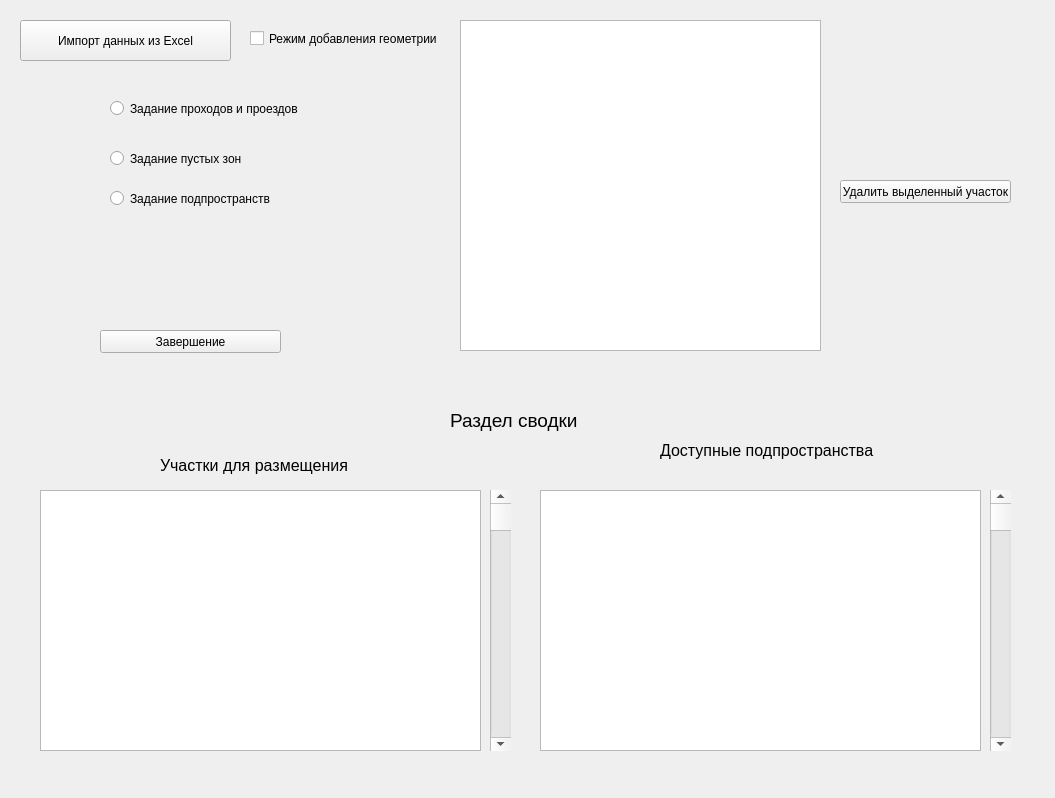
Qt form PreProcessWindow.ui (tarousinsk1997/Genetic_Layout) before a commit.
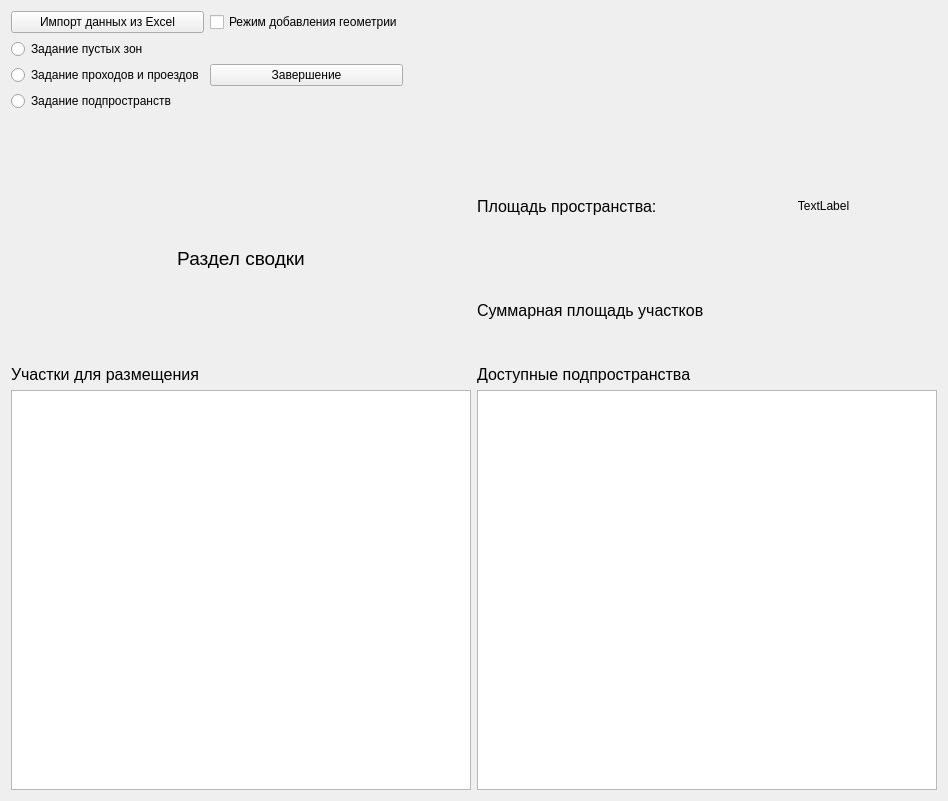
The same form after that commit.

What changed in the file:
```diff
--- a/PreProcessWindow.ui
+++ b/PreProcessWindow.ui
@@ -6,232 +6,256 @@
    <rect>
     <x>0</x>
     <y>0</y>
-    <width>1055</width>
-    <height>798</height>
+    <width>948</width>
+    <height>801</height>
    </rect>
   </property>
   <property name="windowTitle">
    <string>Form</string>
   </property>
-  <widget class="QTableWidget" name="SIte_Table">
-   <property name="geometry">
-    <rect>
-     <x>40</x>
-     <y>490</y>
-     <width>441</width>
-     <height>261</height>
-    </rect>
-   </property>
-  </widget>
-  <widget class="QLabel" name="label">
-   <property name="geometry">
-    <rect>
-     <x>580</x>
-     <y>30</y>
-     <width>421</width>
-     <height>31</height>
-    </rect>
-   </property>
-   <property name="font">
-    <font>
-     <pointsize>14</pointsize>
-    </font>
-   </property>
-   <property name="text">
-    <string/>
-   </property>
-  </widget>
-  <widget class="QScrollBar" name="verticalScrollBar">
-   <property name="geometry">
-    <rect>
-     <x>990</x>
-     <y>490</y>
-     <width>21</width>
-     <height>261</height>
-    </rect>
-   </property>
-   <property name="orientation">
-    <enum>Qt::Vertical</enum>
-   </property>
-  </widget>
-  <widget class="QTableWidget" name="tableWidget_3">
-   <property name="geometry">
-    <rect>
-     <x>460</x>
-     <y>20</y>
-     <width>361</width>
-     <height>331</height>
-    </rect>
-   </property>
-  </widget>
-  <widget class="QLabel" name="label_2">
-   <property name="geometry">
-    <rect>
-     <x>450</x>
-     <y>410</y>
-     <width>151</width>
-     <height>21</height>
-    </rect>
-   </property>
-   <property name="font">
-    <font>
-     <pointsize>14</pointsize>
-    </font>
-   </property>
-   <property name="text">
-    <string>Раздел сводки</string>
-   </property>
-  </widget>
-  <widget class="QTableWidget" name="Areas_Table">
-   <property name="geometry">
-    <rect>
-     <x>540</x>
-     <y>490</y>
-     <width>441</width>
-     <height>261</height>
-    </rect>
-   </property>
-  </widget>
-  <widget class="QScrollBar" name="verticalScrollBar_2">
-   <property name="geometry">
-    <rect>
-     <x>490</x>
-     <y>490</y>
-     <width>21</width>
-     <height>261</height>
-    </rect>
-   </property>
-   <property name="orientation">
-    <enum>Qt::Vertical</enum>
-   </property>
-  </widget>
-  <widget class="QLabel" name="label_3">
-   <property name="geometry">
-    <rect>
-     <x>160</x>
-     <y>450</y>
-     <width>211</width>
-     <height>31</height>
-    </rect>
-   </property>
-   <property name="font">
-    <font>
-     <pointsize>12</pointsize>
-    </font>
-   </property>
-   <property name="text">
-    <string>Участки для размещения</string>
-   </property>
-  </widget>
-  <widget class="QLabel" name="label_4">
-   <property name="geometry">
-    <rect>
-     <x>660</x>
-     <y>430</y>
-     <width>231</width>
-     <height>41</height>
-    </rect>
-   </property>
-   <property name="font">
-    <font>
-     <pointsize>12</pointsize>
-    </font>
-   </property>
-   <property name="text">
-    <string>Доступные подпространства</string>
-   </property>
-  </widget>
-  <widget class="QPushButton" name="ExcelImportBtn">
-   <property name="geometry">
-    <rect>
-     <x>20</x>
-     <y>20</y>
-     <width>211</width>
-     <height>41</height>
-    </rect>
-   </property>
-   <property name="text">
-    <string>Импорт данных из Excel</string>
-   </property>
-  </widget>
-  <widget class="QCheckBox" name="checkBox_spaceedit">
-   <property name="geometry">
-    <rect>
-     <x>250</x>
-     <y>30</y>
-     <width>191</width>
-     <height>17</height>
-    </rect>
-   </property>
-   <property name="text">
-    <string>Режим добавления геометрии</string>
-   </property>
-  </widget>
-  <widget class="QRadioButton" name="radioRoad">
-   <property name="geometry">
-    <rect>
-     <x>110</x>
-     <y>100</y>
-     <width>191</width>
-     <height>17</height>
-    </rect>
-   </property>
-   <property name="text">
-    <string>Задание проходов и проездов</string>
-   </property>
-  </widget>
-  <widget class="QRadioButton" name="radioVoid">
-   <property name="geometry">
-    <rect>
-     <x>110</x>
-     <y>150</y>
-     <width>191</width>
-     <height>17</height>
-    </rect>
-   </property>
-   <property name="text">
-    <string>Задание пустых зон</string>
-   </property>
-  </widget>
-  <widget class="QRadioButton" name="radioSubArea">
-   <property name="geometry">
-    <rect>
-     <x>110</x>
-     <y>190</y>
-     <width>181</width>
-     <height>17</height>
-    </rect>
-   </property>
-   <property name="text">
-    <string>Задание подпространств</string>
-   </property>
-  </widget>
-  <widget class="QPushButton" name="DeleteAreasBtn">
-   <property name="geometry">
-    <rect>
-     <x>840</x>
-     <y>180</y>
-     <width>171</width>
-     <height>23</height>
-    </rect>
-   </property>
-   <property name="text">
-    <string>Удалить выделенный участок</string>
-   </property>
-  </widget>
-  <widget class="QPushButton" name="PreExitBtn">
-   <property name="geometry">
-    <rect>
-     <x>100</x>
-     <y>330</y>
-     <width>181</width>
-     <height>23</height>
-    </rect>
-   </property>
-   <property name="text">
-    <string>Завершение</string>
-   </property>
-  </widget>
+  <layout class="QVBoxLayout" name="verticalLayout_2">
+   <item>
+    <layout class="QHBoxLayout" name="horizontalLayout_2">
+     <item>
+      <layout class="QGridLayout" name="gridLayout">
+       <item row="0" column="0">
+        <widget class="QPushButton" name="ExcelImportBtn">
+         <property name="sizePolicy">
+          <sizepolicy hsizetype="Preferred" vsizetype="Fixed">
+           <horstretch>0</horstretch>
+           <verstretch>0</verstretch>
+          </sizepolicy>
+         </property>
+         <property name="text">
+          <string>Импорт данных из Excel</string>
+         </property>
+        </widget>
+       </item>
+       <item row="0" column="1">
+        <widget class="QCheckBox" name="checkBox_spaceedit">
+         <property name="text">
+          <string>Режим добавления геометрии</string>
+         </property>
+        </widget>
+       </item>
+       <item row="1" column="1">
+        <widget class="QPushButton" name="PreExitBtn">
+         <property name="text">
+          <string>Завершение</string>
+         </property>
+        </widget>
+       </item>
+       <item row="1" column="0">
+        <layout class="QVBoxLayout" name="verticalLayout">
+         <item>
+          <widget class="QRadioButton" name="radioVoid">
+           <property name="text">
+            <string>Задание пустых зон</string>
+           </property>
+          </widget>
+         </item>
+         <item>
+          <widget class="QRadioButton" name="radioRoad">
+           <property name="text">
+            <string>Задание проходов и проездов</string>
+           </property>
+          </widget>
+         </item>
+         <item>
+          <widget class="QRadioButton" name="radioSubArea">
+           <property name="text">
+            <string>Задание подпространств</string>
+           </property>
+          </widget>
+         </item>
+        </layout>
+       </item>
+      </layout>
+     </item>
+     <item>
+      <spacer name="horizontalSpacer_2">
+       <property name="orientation">
+        <enum>Qt::Horizontal</enum>
+       </property>
+       <property name="sizeType">
+        <enum>QSizePolicy::MinimumExpanding</enum>
+       </property>
+       <property name="sizeHint" stdset="0">
+        <size>
+         <width>40</width>
+         <height>20</height>
+        </size>
+       </property>
+      </spacer>
+     </item>
+    </layout>
+   </item>
+   <item>
+    <spacer name="verticalSpacer">
+     <property name="orientation">
+      <enum>Qt::Vertical</enum>
+     </property>
+     <property name="sizeType">
+      <enum>QSizePolicy::Fixed</enum>
+     </property>
+     <property name="sizeHint" stdset="0">
+      <size>
+       <width>20</width>
+       <height>40</height>
+      </size>
+     </property>
+    </spacer>
+   </item>
+   <item>
+    <layout class="QHBoxLayout" name="horizontalLayout">
+     <item>
+      <widget class="QLabel" name="label_2">
+       <property name="sizePolicy">
+        <sizepolicy hsizetype="Preferred" vsizetype="Fixed">
+         <horstretch>0</horstretch>
+         <verstretch>0</verstretch>
+        </sizepolicy>
+       </property>
+       <property name="maximumSize">
+        <size>
+         <width>16777215</width>
+         <height>20</height>
+        </size>
+       </property>
+       <property name="font">
+        <font>
+         <pointsize>14</pointsize>
+        </font>
+       </property>
+       <property name="text">
+        <string>Раздел сводки</string>
+       </property>
+       <property name="alignment">
+        <set>Qt::AlignCenter</set>
+       </property>
+      </widget>
+     </item>
+     <item>
+      <layout class="QVBoxLayout" name="verticalLayout_4">
+       <item>
+        <layout class="QGridLayout" name="gridLayout_3">
+         <item row="1" column="0">
+          <widget class="QLabel" name="SiteAreaLabel">
+           <property name="font">
+            <font>
+             <pointsize>12</pointsize>
+            </font>
+           </property>
+           <property name="text">
+            <string>Суммарная площадь участков</string>
+           </property>
+          </widget>
+         </item>
+         <item row="0" column="0">
+          <widget class="QLabel" name="FCLAreaLabel">
+           <property name="font">
+            <font>
+             <pointsize>12</pointsize>
+            </font>
+           </property>
+           <property name="text">
+            <string>Площадь пространства:</string>
+           </property>
+          </widget>
+         </item>
+         <item row="0" column="1">
+          <widget class="QLabel" name="FCL_Var_label">
+           <property name="text">
+            <string>TextLabel</string>
+           </property>
+           <property name="alignment">
+            <set>Qt::AlignCenter</set>
+           </property>
+          </widget>
+         </item>
+         <item row="1" column="1">
+          <widget class="QLabel" name="SiteAreaLabel_2">
+           <property name="text">
+            <string> </string>
+           </property>
+           <property name="alignment">
+            <set>Qt::AlignCenter</set>
+           </property>
+          </widget>
+         </item>
+        </layout>
+       </item>
+      </layout>
+     </item>
+    </layout>
+   </item>
+   <item>
+    <layout class="QGridLayout" name="gridLayout_2">
+     <item row="1" column="1">
+      <widget class="QTableWidget" name="Areas_Table">
+       <property name="sizePolicy">
+        <sizepolicy hsizetype="Preferred" vsizetype="Preferred">
+         <horstretch>0</horstretch>
+         <verstretch>0</verstretch>
+        </sizepolicy>
+       </property>
+       <property name="minimumSize">
+        <size>
+         <width>400</width>
+         <height>400</height>
+        </size>
+       </property>
+      </widget>
+     </item>
+     <item row="0" column="0">
+      <widget class="QLabel" name="label_3">
+       <property name="font">
+        <font>
+         <pointsize>12</pointsize>
+        </font>
+       </property>
+       <property name="text">
+        <string>Участки для размещения</string>
+       </property>
+      </widget>
+     </item>
+     <item row="1" column="0">
+      <widget class="QTableWidget" name="SIte_Table">
+       <property name="sizePolicy">
+        <sizepolicy hsizetype="Preferred" vsizetype="Preferred">
+         <horstretch>0</horstretch>
+         <verstretch>0</verstretch>
+        </sizepolicy>
+       </property>
+       <property name="minimumSize">
+        <size>
+         <width>400</width>
+         <height>400</height>
+        </size>
+       </property>
+      </widget>
+     </item>
+     <item row="0" column="1">
+      <widget class="QLabel" name="label_4">
+       <property name="sizePolicy">
+        <sizepolicy hsizetype="Preferred" vsizetype="Fixed">
+         <horstretch>0</horstretch>
+         <verstretch>0</verstretch>
+        </sizepolicy>
+       </property>
+       <property name="font">
+        <font>
+         <pointsize>12</pointsize>
+        </font>
+       </property>
+       <property name="text">
+        <string>Доступные подпространства</string>
+       </property>
+      </widget>
+     </item>
+    </layout>
+   </item>
+  </layout>
  </widget>
  <resources/>
  <connections/>
```
